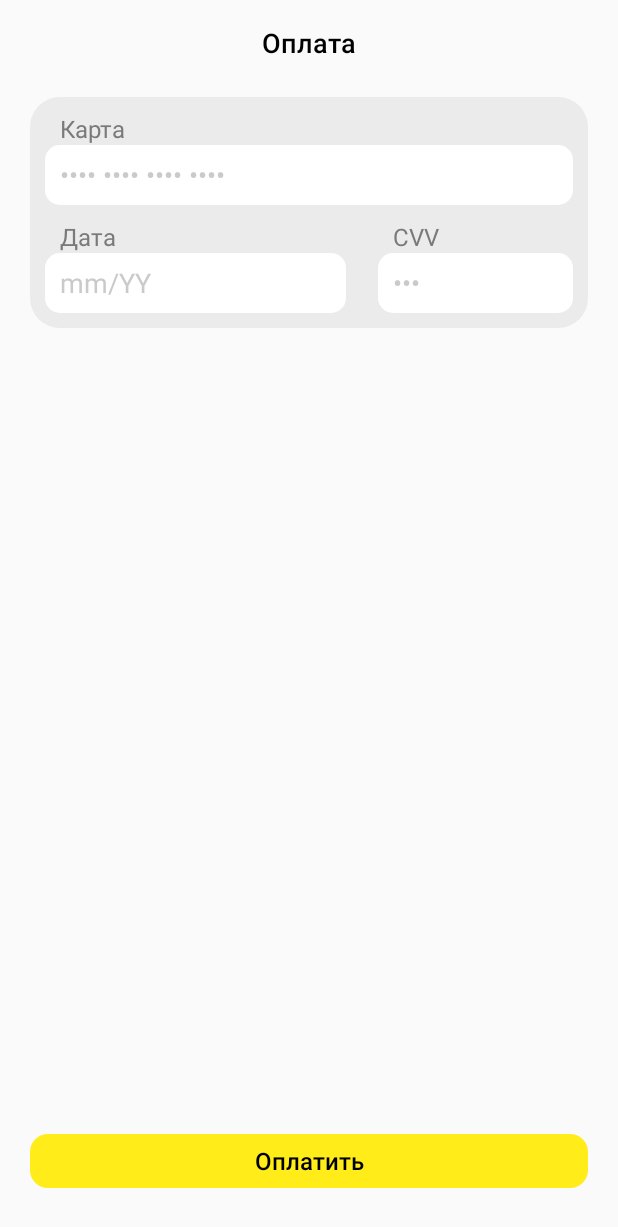
After one commit to PotaninPM/PROD-Second-Tour-2025, an Android app: the layout payment_view.xml on its own in the app's theme, with its tools: preview values and no code run, on a phone screen of 412 x 824 dp. The commit adds this screen. Shown: the top 1227 px of the screen. Run offline under Robolectric (Android 15) with nearby library versions, the phone set to English and light mode, and no system bars.

Commit message:
11 task was done by half

```diff
--- a/solution/src/main/kotlin/com/prod/solution/impl/ui/payment/PaymentScreenView.kt
+++ b/solution/src/main/kotlin/com/prod/solution/impl/ui/payment/PaymentScreenView.kt
@@ -2,8 +2,10 @@ package com.prod.solution.impl.ui.payment
 
 import android.content.Context
 import android.util.AttributeSet
+import android.view.LayoutInflater
 import android.widget.RelativeLayout
 import com.prod.core.api.ui.payment.PaymentState
+import com.prod.solution.databinding.PaymentViewBinding
 
 /**
  * Задача 11. Реализуйте PaymentScreenView для показа экрана оплаты целиком.
@@ -14,6 +16,10 @@ class PaymentScreenView @JvmOverloads constructor(
     attrs: AttributeSet? = null,
     defStyleAttr: Int = 0,
 ) : RelativeLayout(context, attrs, defStyleAttr) {
+
+    private val binding: PaymentViewBinding = PaymentViewBinding.inflate(
+        LayoutInflater.from(context), this, true
+    )
 
     /**
      * Метод для обновления состояния экрана оплаты.
@@ -31,6 +37,8 @@ class PaymentScreenView @JvmOverloads constructor(
         onCardCvvChanged: (String) -> Unit,
         onPayButtonClicked: (PaymentState) -> Unit
     ) {
-        TODO("Implementation here")
+        with(binding) {
+
+        }
     }
 }
--- /dev/null
+++ b/solution/src/main/res/drawable/edit_text_bg.xml
@@ -0,0 +1,4 @@
+<shape xmlns:android="http://schemas.android.com/apk/res/android">
+    <solid android:color="#FFFFFF"/>
+    <corners android:radius="10dp"/>
+</shape>
--- /dev/null
+++ b/solution/src/main/res/drawable/pay_button_bg.xml
@@ -0,0 +1,4 @@
+<shape xmlns:android="http://schemas.android.com/apk/res/android">
+    <solid android:color="#FFEC18"/>
+    <corners android:radius="12dp"/>
+</shape>
--- /dev/null
+++ b/solution/src/main/res/drawable/payment_box_bg.xml
@@ -0,0 +1,4 @@
+<shape xmlns:android="http://schemas.android.com/apk/res/android">
+    <solid android:color="#EBEBEB"/>
+    <corners android:radius="20dp"/>
+</shape>
--- /dev/null
+++ b/solution/src/main/res/layout/payment_view.xml
@@ -0,0 +1,191 @@
+<androidx.constraintlayout.widget.ConstraintLayout
+    xmlns:android="http://schemas.android.com/apk/res/android"
+    xmlns:app="http://schemas.android.com/apk/res-auto"
+    xmlns:tools="http://schemas.android.com/tools"
+    android:layout_width="match_parent"
+    android:layout_height="match_parent">
+
+    <TextView
+        android:id="@+id/tvTitle"
+        android:layout_width="wrap_content"
+        android:layout_height="wrap_content"
+        android:text="Оплата"
+        android:textSize="18sp"
+        android:fontFamily="sans-serif-medium"
+        android:textColor="#000000"
+        app:layout_constraintTop_toTopOf="parent"
+        app:layout_constraintStart_toStartOf="parent"
+        app:layout_constraintEnd_toEndOf="parent"
+        android:layout_marginTop="16dp"/>
+
+    <androidx.constraintlayout.widget.ConstraintLayout
+        android:id="@+id/paymentFormContainer"
+        android:layout_width="match_parent"
+        android:layout_height="wrap_content"
+        android:background="@drawable/payment_box_bg"
+        android:layout_marginHorizontal="20dp"
+        android:padding="10dp"
+        android:paddingHorizontal="10dp"
+        android:layout_marginTop="24dp"
+        app:layout_constraintTop_toBottomOf="@id/tvTitle"
+        app:layout_constraintStart_toStartOf="parent"
+        app:layout_constraintEnd_toEndOf="parent">
+
+        <LinearLayout
+            android:id="@+id/linearLayout"
+            android:layout_width="match_parent"
+            android:layout_height="wrap_content"
+            android:orientation="vertical"
+            app:layout_constraintTop_toTopOf="parent"
+            tools:layout_editor_absoluteX="10dp">
+
+            <TextView
+                android:layout_width="wrap_content"
+                android:layout_height="wrap_content"
+                android:textSize="16dp"
+                android:textColor="#7A7A7A"
+                android:layout_marginStart="10dp"
+                android:text="Карта" />
+
+            <TextView
+                android:id="@+id/cardError"
+                android:textColor="#FF0000"
+                android:textSize="16sp"
+                android:includeFontPadding="false"
+                android:visibility="gone"
+                android:layout_width="wrap_content"
+                android:layout_height="wrap_content"
+                android:layout_marginStart="10dp"
+                android:text="Неверно" />
+
+            <EditText
+                android:id="@+id/etCardNumber"
+                android:layout_width="match_parent"
+                android:layout_height="40dp"
+                android:background="@drawable/edit_text_bg"
+                android:hint="•••• •••• •••• ••••"
+                android:textColorHint="#CBCACB"
+                android:inputType="number"
+                android:paddingStart="10dp"
+                android:textColor="#7A7A7A"
+                android:textSize="18sp"
+                app:layout_constraintEnd_toEndOf="parent"
+                app:layout_constraintStart_toStartOf="parent"
+                app:layout_constraintTop_toTopOf="parent" />
+        </LinearLayout>
+
+        <androidx.constraintlayout.widget.ConstraintLayout
+            android:layout_width="match_parent"
+            android:layout_height="wrap_content"
+            android:orientation="horizontal"
+            app:layout_constraintTop_toBottomOf="@+id/linearLayout">
+
+            <LinearLayout
+                android:id="@+id/linearLayout2"
+                android:layout_width="0dp"
+                android:layout_height="wrap_content"
+                android:layout_marginTop="10dp"
+                android:orientation="vertical"
+                app:layout_constraintStart_toStartOf="parent"
+                app:layout_constraintTop_toTopOf="parent"
+                app:layout_constraintWidth_percent="0.57">
+
+                <TextView
+                    android:layout_width="wrap_content"
+                    android:layout_height="wrap_content"
+                    android:textSize="16dp"
+                    android:textColor="#7A7A7A"
+                    android:layout_marginStart="10dp"
+                    android:text="Дата" />
+
+                <TextView
+                    android:id="@+id/dateError"
+                    android:textColor="#FF0000"
+                    android:textSize="16sp"
+                    android:includeFontPadding="false"
+                    android:visibility="gone"
+                    android:layout_width="wrap_content"
+                    android:layout_height="wrap_content"
+                    android:layout_marginStart="10dp"
+                    android:text="Неверно" />
+
+                <EditText
+                    android:id="@+id/etCardDate"
+                    android:layout_width="match_parent"
+                    android:layout_height="40dp"
+                    android:background="@drawable/edit_text_bg"
+                    android:hint="mm/YY"
+                    android:textColorHint="#CBCACB"
+                    android:inputType="text"
+                    android:paddingStart="10dp"
+                    android:textColor="#7A7A7A"
+                    android:textSize="18sp"
+                    app:layout_constraintStart_toStartOf="parent" />
+
+            </LinearLayout>
+
+            <LinearLayout
+                android:layout_width="0dp"
+                android:layout_height="wrap_content"
+                android:orientation="vertical"
+                android:layout_marginTop="10dp"
+                app:layout_constraintEnd_toEndOf="parent"
+                app:layout_constraintTop_toTopOf="parent"
+                app:layout_constraintWidth_percent="0.37">
+
+                <TextView
+                    android:layout_width="wrap_content"
+                    android:layout_height="wrap_content"
+                    android:layout_marginStart="10dp"
+                    android:textSize="16dp"
+                    android:textColor="#7A7A7A"
+                    android:text="CVV" />
+
+                <TextView
+                    android:id="@+id/cvvError"
+                    android:textColor="#FF0000"
+                    android:textSize="16sp"
+                    android:includeFontPadding="false"
+                    android:visibility="gone"
+                    android:layout_width="wrap_content"
+                    android:layout_height="wrap_content"
+                    android:layout_marginStart="10dp"
+                    android:text="Неверно" />
+
+                <EditText
+                    android:id="@+id/etCardCvv"
+                    android:layout_width="match_parent"
+                    android:layout_height="40dp"
+                    android:background="@drawable/edit_text_bg"
+                    android:hint="•••"
+                    android:textColorHint="#CBCACB"
+                    android:inputType="number"
+                    android:paddingStart="10dp"
+                    android:textColor="#7A7A7A"
+                    android:textSize="18sp"
+                    app:layout_constraintEnd_toEndOf="parent"
+                    app:layout_constraintTop_toBottomOf="@+id/linearLayout" />
+            </LinearLayout>
+        </androidx.constraintlayout.widget.ConstraintLayout>
+    </androidx.constraintlayout.widget.ConstraintLayout>
+
+    <Button
+        android:id="@+id/btnPay"
+        style="?android:attr/borderlessButtonStyle"
+        android:layout_width="match_parent"
+        android:layout_height="36dp"
+        android:layout_marginHorizontal="20dp"
+        android:background="@drawable/pay_button_bg"
+        android:elevation="0dp"
+        android:enabled="false"
+        android:fontFamily="sans-serif-medium"
+        android:text="Оплатить"
+        android:layout_marginBottom="32dp"
+        android:textAllCaps="false"
+        android:textColor="#000000"
+        android:textSize="16sp"
+        app:layout_constraintBottom_toBottomOf="parent"
+        app:layout_constraintEnd_toEndOf="parent"
+        app:layout_constraintStart_toStartOf="parent" />
+
+</androidx.constraintlayout.widget.ConstraintLayout>
```
